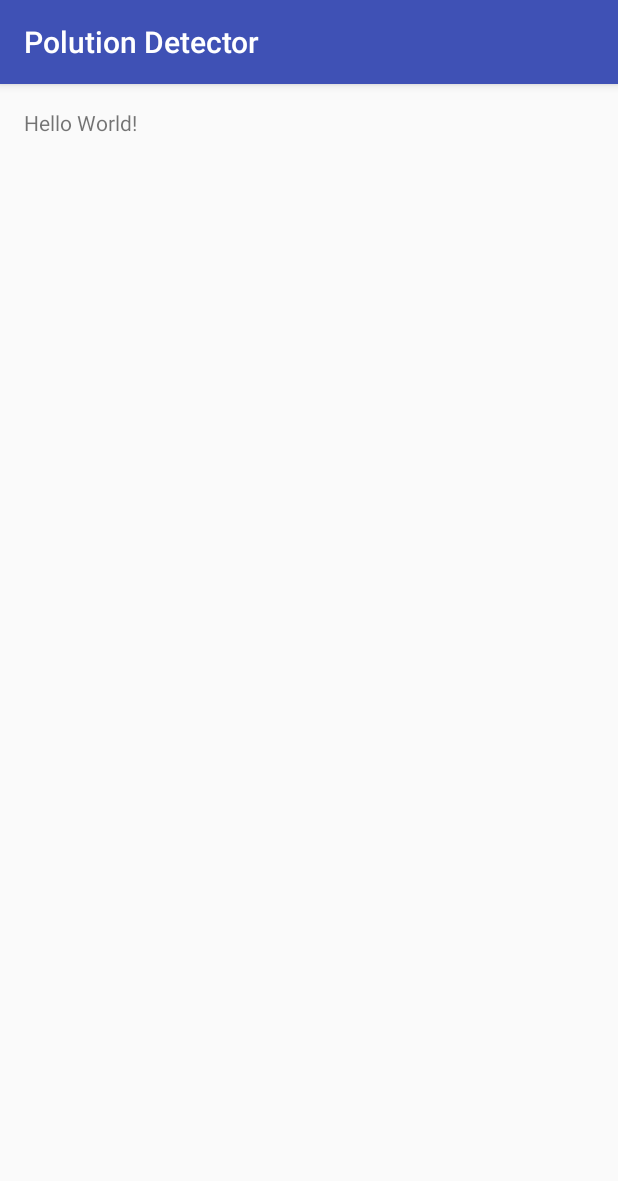
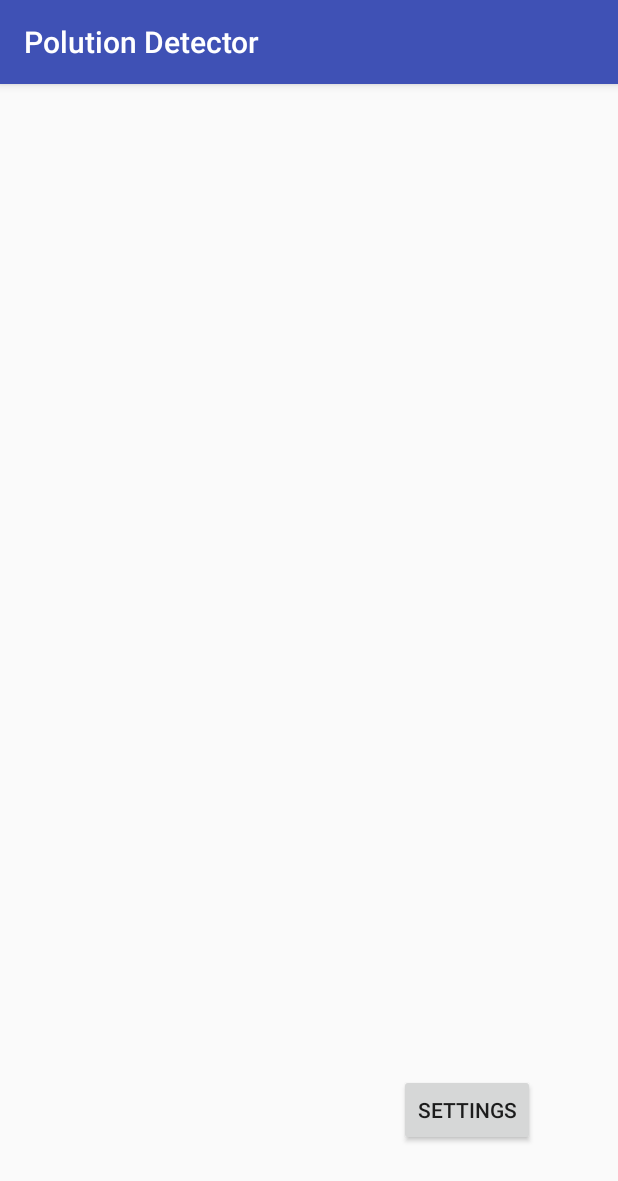
Before and after one commit to FireSpace/PolutionDetector, an Android app: the screen it shows after launch (MainActivity), on a phone screen of 412 x 824 dp. Shown: the top 1181 px of the screen. Run offline under Robolectric (Android 15) with nearby library versions, the phone set to English and light mode, and no system bars; 1 statement that could not run was skipped.

Commit message:
putting new stuff

```diff
--- a/app/build.gradle
+++ b/app/build.gradle
@@ -2,7 +2,7 @@ apply plugin: 'com.android.application'
 
 android {
     compileSdkVersion 24
-    buildToolsVersion "24.0.1"
+    buildToolsVersion "24.0.0"
     defaultConfig {
         applicationId "firespace.com.polutiondetector"
         minSdkVersion 15
--- a/app/src/main/AndroidManifest.xml
+++ b/app/src/main/AndroidManifest.xml
@@ -15,6 +15,7 @@
                 <category android:name="android.intent.category.LAUNCHER" />
             </intent-filter>
         </activity>
+        <activity android:name=".Settings"></activity>
     </application>
 
 </manifest>
--- a/app/src/main/java/firespace/com/polutiondetector/MainActivity.java
+++ b/app/src/main/java/firespace/com/polutiondetector/MainActivity.java
@@ -1,39 +1,64 @@
 package firespace.com.polutiondetector;
 
+
 import android.content.Context;
+import android.content.Intent;
 import android.hardware.Sensor;
 import android.hardware.SensorEvent;
 import android.hardware.SensorEventListener;
 import android.hardware.SensorManager;
 import android.os.Bundle;
 import android.support.v7.app.AppCompatActivity;
+import android.view.View;
+import android.widget.Button;
 
 import java.util.ArrayList;
 import java.util.Collections;
-
+import java.util.List;
 
 public class MainActivity extends AppCompatActivity implements SensorEventListener {
 
+    Button settingsButton;
     private SensorManager sensorManager;
     private Sensor temperature;
     private Sensor humidity;
     private Sensor pressure;
     private int listLength = 30;
-    double constant = 216.7;
-    public ArrayList<Double> list = new ArrayList<Double>();
-    public ArrayList<Double> listH = new ArrayList<Double>();
-
+    public ArrayList<Double> list = new ArrayList();
 
     @Override
     protected void onCreate(Bundle savedInstanceState) {
         super.onCreate(savedInstanceState);
-        setContentView(R.layout.activity_main);// Get an instance of the sensor service, and use that to get an instance of
-        // a particular sensor.
+        setContentView(R.layout.activity_main);
+        settingsButton = (Button) findViewById(R.id.settings);
         sensorManager = (SensorManager) getSystemService(Context.SENSOR_SERVICE);
         temperature = sensorManager.getDefaultSensor(Sensor.TYPE_AMBIENT_TEMPERATURE);
         humidity = sensorManager.getDefaultSensor(Sensor.TYPE_RELATIVE_HUMIDITY);
         pressure = sensorManager.getDefaultSensor(Sensor.TYPE_PRESSURE);
+        if (sensorManager.getDefaultSensor(Sensor.TYPE_PRESSURE) != null) {
+            List<Sensor> pressure = mSensorManager.getSensorList(Sensor.TYPE_PRESSURE);
+            System.out.println("There is air pressure");
+        } else {
+            System.out.println("There is no gyroscope");
+        }
+
+
+        if (mSensorManager.getDefaultSensor(Sensor.TYPE_RELATIVE_HUMIDITY) != null) {
+            List<Sensor> pressure = mSensorManager.getSensorList(Sensor.TYPE_RELATIVE_HUMIDITY);
+            System.out.println("There is a HUMIDITY");
+        } else {
+            System.out.println("There is no HUMIDITY");
+        }
+
+
+        settingsButton.setOnClickListener(new View.OnClickListener() {
+            @Override
+            public void onClick(View view) {
+                startActivity(new Intent(MainActivity.this, Settings.class));
+            }
+        });
     }
+
 
     @Override
     public void onSensorChanged(SensorEvent sensorEvent) {
@@ -60,6 +85,14 @@ public class MainActivity extends AppCompatActivity implements SensorEventListen
                 System.out.println("The max is: " + Collections.min(list) + "The min is: " + Collections.min(list));
             }
         }
+
+        if (millibars_of_pressure >= Collections.min(list) && millibars_of_pressure <= Collections.min(list)) {
+            System.out.println("Your ambient air pressure is acceptable");
+        }
+
+        else if(millibars_of_pressure <= Collections.min(list) && millibars_of_pressure >= Collections.min(list)){
+            System.out.println("Your ambient air pressure is too high. There may be dangerous levels of pollutants");
+        }
     }
 
     @Override
@@ -69,18 +102,15 @@ public class MainActivity extends AppCompatActivity implements SensorEventListen
 
     @Override
     protected void onResume() {
-        // Register a listener for the sensor.
         super.onResume();
         sensorManager.registerListener(this, humidity, SensorManager.SENSOR_DELAY_NORMAL);
         sensorManager.registerListener(this, temperature, SensorManager.SENSOR_DELAY_NORMAL);
         sensorManager.registerListener(this, pressure, SensorManager.SENSOR_DELAY_NORMAL);
     }
 
-
     @Override
     protected void onPause() {
-        // Be sure to unregister the sensor when the activity pauses.
         super.onPause();
-        sensorManager.unregisterListener(this);
+        mSensorManager.unregisterListener(this);
     }
 }
--- a/app/src/main/res/layout/activity_main.xml
+++ b/app/src/main/res/layout/activity_main.xml
@@ -10,8 +10,15 @@
     android:paddingTop="@dimen/activity_vertical_margin"
     tools:context="firespace.com.polutiondetector.MainActivity">
 
-    <TextView
+    <Button
+        android:text="Settings"
         android:layout_width="wrap_content"
         android:layout_height="wrap_content"
-        android:text="Hello World!" />
+        android:layout_alignParentBottom="true"
+        android:layout_alignParentRight="true"
+        android:layout_alignParentEnd="true"
+        android:layout_marginRight="39dp"
+        android:layout_marginEnd="39dp"
+        android:layout_marginBottom="44dp"
+        android:id="@+id/settings" />
 </RelativeLayout>
```
Also changed, not shown: app/src/main/java/firespace/com/polutiondetector/Settings.java (added, +38 -0 lines), app/src/main/res/layout/activity_settings.xml (added, +32 -0 lines).
